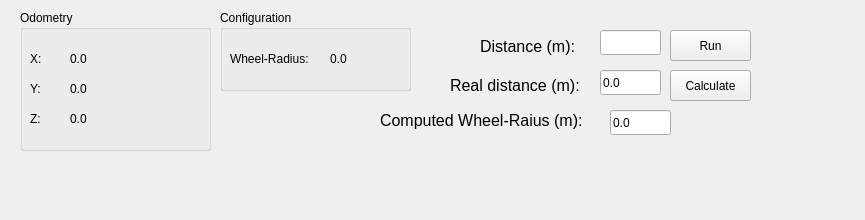
jlaube/andino, file andino_rqt/resource/andino_calibrate.ui: the form before one commit.
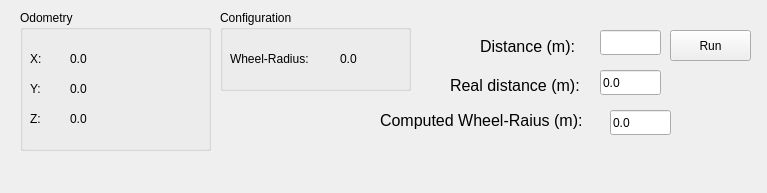
The form after the commit.

```diff
--- a/andino_rqt/resource/andino_calibrate.ui
+++ b/andino_rqt/resource/andino_calibrate.ui
@@ -9,8 +9,8 @@
    <rect>
     <x>0</x>
     <y>0</y>
-    <width>865</width>
-    <height>220</height>
+    <width>767</width>
+    <height>193</height>
    </rect>
   </property>
   <property name="windowTitle">
@@ -194,7 +194,7 @@
      <rect>
       <x>10</x>
       <y>40</y>
-      <width>91</width>
+      <width>101</width>
       <height>17</height>
      </rect>
     </property>
@@ -205,7 +205,7 @@
    <widget class="QLabel" name="wheel_radius_m">
     <property name="geometry">
      <rect>
-      <x>110</x>
+      <x>120</x>
       <y>40</y>
       <width>67</width>
       <height>17</height>
@@ -252,19 +252,6 @@
     <string>0.0</string>
    </property>
   </widget>
-  <widget class="QPushButton" name="btnCalculate">
-   <property name="geometry">
-    <rect>
-     <x>670</x>
-     <y>70</y>
-     <width>81</width>
-     <height>31</height>
-    </rect>
-   </property>
-   <property name="text">
-    <string>Calculate</string>
-   </property>
-  </widget>
  </widget>
  <resources/>
  <connections/>
```
